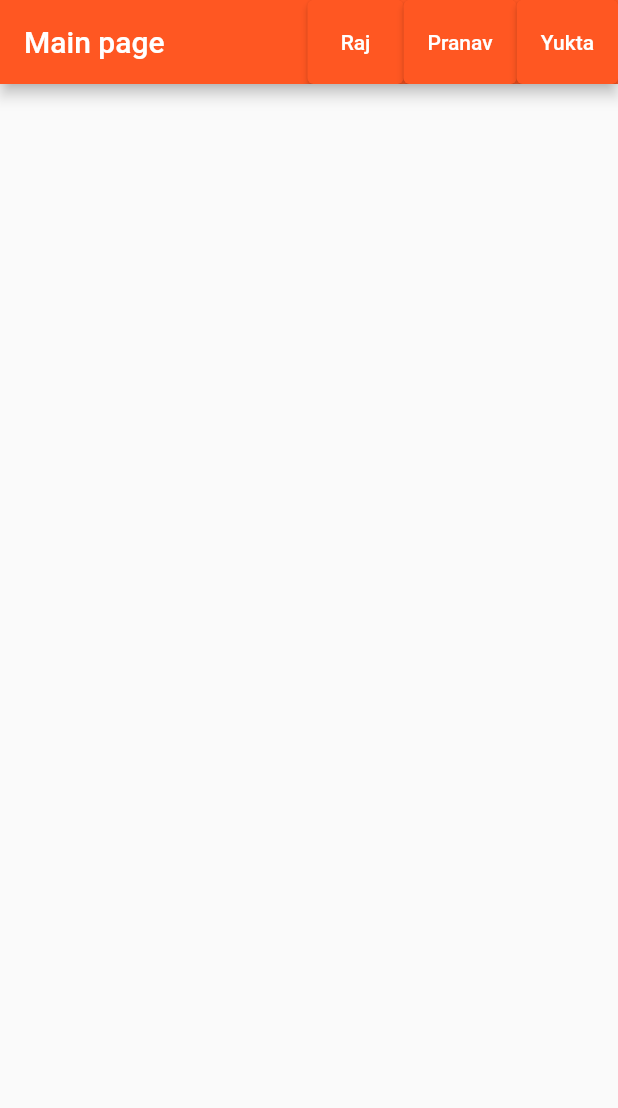
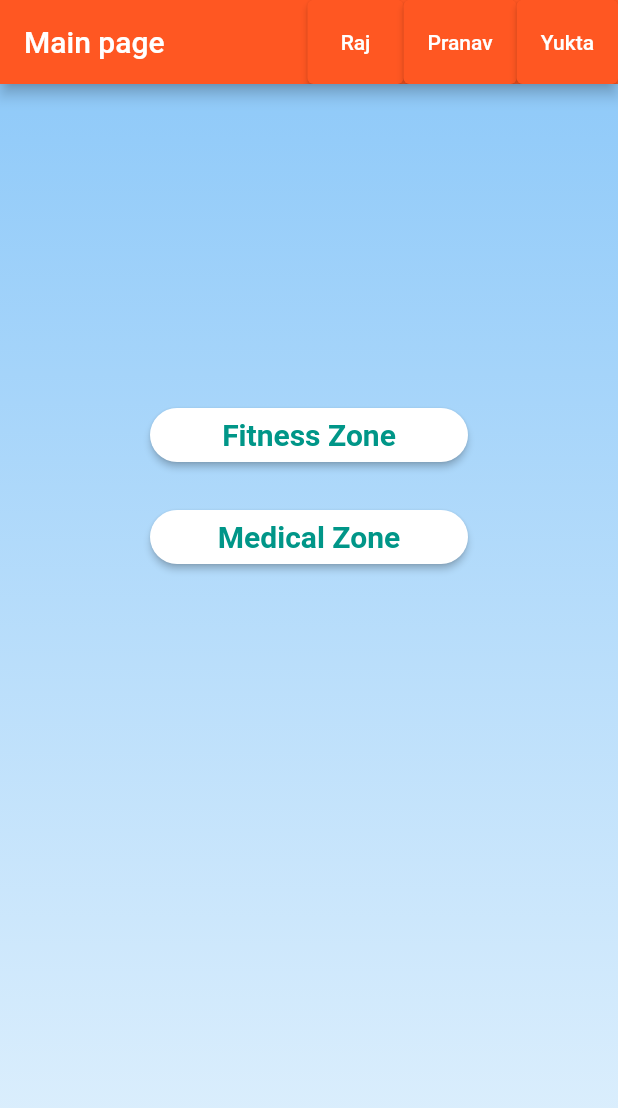
Before and after one commit to RAJ-SHEKHAWAT/MAD, a Flutter app: the screen it shows once a user with an empty profile is signed in, on a phone screen of 412 x 824 dp. Shown: the top 1108 px of the screen. Run offline on Flutter 3.47's test engine with Material 2 defaults, Android fonts, the phone set to English and light mode, and no system bars; our stand-ins replace cloud_firestore, firebase_auth, firebase_core, fl_chart, flutter_tts, google_sign_in and 2 more; missing offline and left inert: clipboard, firebase_ml_vision; accounts and stored records are empty.

Commit message:
Modified UI

```diff
--- a/lib/form.dart
+++ b/lib/form.dart
@@ -18,9 +18,9 @@ class _PrescriptionState extends State<Prescription> {
   @override
   Widget build(BuildContext context) {
     return Scaffold(
-      appBar: AppBar(
-        title: Text("Prescription"),
-      ),
+//      appBar: AppBar(
+//        title: Text("Prescription"),
+//      ),
       body: ListView(
         children: <Widget>[
           Form(
--- a/lib/main.dart
+++ b/lib/main.dart
@@ -1,4 +1,5 @@
 import 'package:cloud_firestore/cloud_firestore.dart';
+import 'package:medhelp/newhome.dart';
 import 'package:medhelp/pranav/textToSpeech.dart';
 import 'package:medhelp/raj/home.dart';
 import 'package:medhelp/showvisits.dart';
@@ -172,15 +173,77 @@ class _MainPageState extends State<MainPage> {
         }, child: Text("Yukta")),
       ],
     ),
-    body: Padding(
-      padding: const EdgeInsets.all(8),
-      child: Column(
-        children: [
-          const SizedBox(height: 25),
+    body: Container(
+      decoration: BoxDecoration(
+        gradient: LinearGradient(
+          begin: Alignment.topLeft,
+          end: Alignment.bottomLeft,
+          colors: [Colors.blue[200],Colors.blue[50]],
+        ),
+      ),
+      child: ListView(
+        children: <Widget>[
+          SizedBox(
+            height: 200,
 
-          const SizedBox(height: 15),
+          ),
+
+          Padding(
+            padding:   EdgeInsets.fromLTRB(100, 10, 100, 10),
+            child: RaisedButton(
+              textColor: Colors.teal,
+              color: Colors.white,
+              child: Text("Fitness Zone",
+                style: TextStyle(
+                  fontSize: 20.0,
+                  fontWeight: FontWeight.bold,
+                ),
+              ),
+              onPressed: () {
+                Navigator.push(context, MaterialPageRoute(builder: (context) => RHome()));
+              },
+              shape: new RoundedRectangleBorder(
+                borderRadius: new BorderRadius.circular(30.0),
+              ),
+            ),
+          ),
+//          SizedBox(
+//            height: 10.0,
+//          ),
+          Padding(
+            padding:  EdgeInsets.fromLTRB(100, 10, 100, 10),
+            child: RaisedButton(
+              textColor: Colors.teal,
+              color: Colors.white,
+              child: Text("Medical Zone",
+                style: TextStyle(
+                  fontSize: 20.0,
+                  fontWeight: FontWeight.bold,
+                ),
+              ),
+              onPressed: () {
+                Navigator.push(context, MaterialPageRoute(builder: (context) => NewHome()));
+
+              },
+              shape: new RoundedRectangleBorder(
+                borderRadius: new BorderRadius.circular(30.0),
+              ),
+            ),
+          ),
+
+
+
+
+
+
+
+
+
         ],
       ),
+
+
+
     ),
   );
 }
--- a/lib/raj/home.dart
+++ b/lib/raj/home.dart
@@ -58,7 +58,8 @@ class _RHomeState extends State<RHome> {
         ],
       ),
       body: Container(
-        color: Colors.white,
+
+
         child: ListView(
           children: [
             Container(
--- a/lib/showvisits.dart
+++ b/lib/showvisits.dart
@@ -22,9 +22,9 @@ class _ShowVisitsState extends State<ShowVisits> {
   @override
   Widget build(BuildContext context) {
     return Scaffold(
-      appBar: AppBar(
-        title: Text("Your Sittings"),
-      ),
+//      appBar: AppBar(
+//        title: Text("Your Sittings"),
+//      ),
       body: StreamBuilder(
           stream: prescription.doc(user.uid).collection('pres').snapshots(),
           builder: (BuildContext context,
```
Also changed, not shown: lib/newhome.dart (added, +74 -0 lines).
